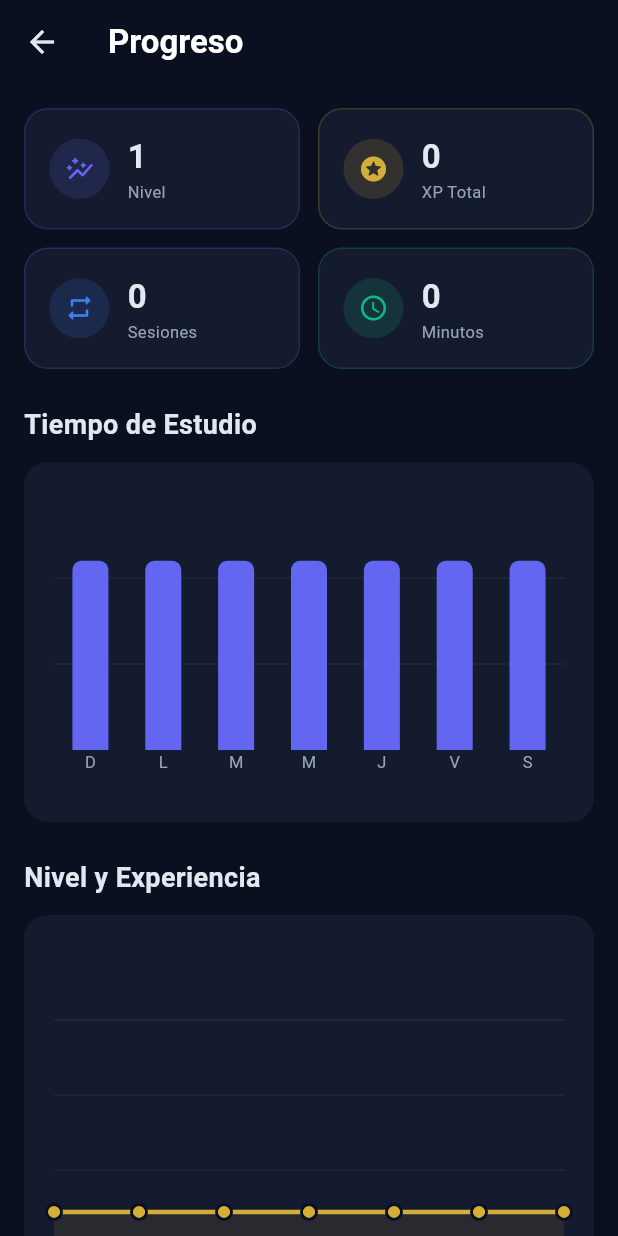
After one commit to leloms472-source/Leloms_app, a Flutter app: the AnalyticsPage screen opened directly, on a phone screen of 412 x 824 dp. The commit adds this screen. Run offline on Flutter 3.47's test engine with Material 3 defaults, Android fonts, the phone set to English and light mode, and no system bars; drawn by our look-alikes of fl_chart; our stand-ins replace cloud_firestore, firebase_auth, firebase_core, firebase_messaging, flutter_local_notifications, google_sign_in; accounts and stored records are empty.

Commit message:
feat: add Progress Analytics screen with daily study chart and XP chart

```diff
--- /dev/null
+++ b/lib/features/analytics/analytics_page.dart
@@ -0,0 +1,243 @@
+import 'dart:math';
+import 'package:fl_chart/fl_chart.dart';
+import 'package:flutter/material.dart';
+import 'package:provider/provider.dart';
+import '../../core/theme/app_colors.dart';
+import '../../providers/user_provider.dart';
+import '../../providers/study_provider.dart';
+
+class AnalyticsPage extends StatelessWidget {
+  const AnalyticsPage({super.key});
+
+  @override
+  Widget build(BuildContext context) {
+    final user = context.watch<UserProvider>();
+    final study = context.watch<StudyProvider>();
+
+    return Scaffold(
+      backgroundColor: AppColors.dark,
+      appBar: AppBar(
+        title: const Text('Progreso'),
+        backgroundColor: Colors.transparent,
+        elevation: 0,
+      ),
+      body: SingleChildScrollView(
+        padding: const EdgeInsets.all(16),
+        child: Column(
+          crossAxisAlignment: CrossAxisAlignment.start,
+          children: [
+            _buildOverviewCards(user, study),
+            const SizedBox(height: 24),
+            _buildSectionTitle('Tiempo de Estudio'),
+            const SizedBox(height: 12),
+            _buildStudyTimeChart(),
+            const SizedBox(height: 24),
+            _buildSectionTitle('Nivel y Experiencia'),
+            const SizedBox(height: 12),
+            _buildXpChart(),
+            const SizedBox(height: 24),
+            _buildSectionTitle('Resumen General'),
+            const SizedBox(height: 12),
+            _buildSummaryGrid(user, study),
+          ],
+        ),
+      ),
+    );
+  }
+
+  Widget _buildOverviewCards(UserProvider user, StudyProvider study) {
+    return Column(
+      children: [
+        Row(
+          children: [
+            Expanded(child: _buildStatCard('Nivel', '${user.level}', Icons.auto_graph_rounded, AppColors.primary)),
+            const SizedBox(width: 12),
+            Expanded(child: _buildStatCard('XP Total', '${user.currentXp}', Icons.stars_rounded, AppColors.gold)),
+          ],
+        ),
+        const SizedBox(height: 12),
+        Row(
+          children: [
+            Expanded(child: _buildStatCard('Sesiones', '${study.allTimeSessions}', Icons.repeat_rounded, AppColors.info)),
+            const SizedBox(width: 12),
+            Expanded(child: _buildStatCard('Minutos', '${study.allTimeMinutes}', Icons.access_time_rounded, AppColors.success)),
+          ],
+        ),
+      ],
+    );
+  }
+
+  Widget _buildStatCard(String label, String value, IconData icon, Color color) {
+    return Container(
+      padding: const EdgeInsets.all(16),
+      decoration: BoxDecoration(
+        color: AppColors.darkCard,
+        borderRadius: BorderRadius.circular(16),
+        border: Border.all(color: color.withValues(alpha: 0.2)),
+      ),
+      child: Row(
+        children: [
+          Container(
+            width: 40, height: 40,
+            decoration: BoxDecoration(shape: BoxShape.circle, color: color.withValues(alpha: 0.15)),
+            child: Icon(icon, color: color, size: 20),
+          ),
+          const SizedBox(width: 12),
+          Column(
+            crossAxisAlignment: CrossAxisAlignment.start,
+            children: [
+              Text(value, style: const TextStyle(fontSize: 22, fontWeight: FontWeight.bold, color: AppColors.lightText)),
+              Text(label, style: const TextStyle(fontSize: 11, color: AppColors.secondaryText)),
+            ],
+          ),
+        ],
+      ),
+    );
+  }
+
+  Widget _buildSectionTitle(String title) {
+    return Text(title, style: const TextStyle(fontSize: 18, fontWeight: FontWeight.bold, color: AppColors.lightText));
+  }
+
+  Widget _buildStudyTimeChart() {
+    final days = List.generate(7, (i) {
+      final day = DateTime.now().subtract(Duration(days: 6 - i));
+      final minutes = Random().nextInt(120) + 10;
+      return (day, minutes);
+    });
+
+    return Container(
+      padding: const EdgeInsets.all(20),
+      decoration: BoxDecoration(color: AppColors.darkCard, borderRadius: BorderRadius.circular(16)),
+      child: SizedBox(
+        height: 200,
+        child: BarChart(
+          BarChartData(
+            alignment: BarChartAlignment.spaceAround,
+            maxY: 150,
+            barTouchData: BarTouchData(enabled: true),
+            titlesData: FlTitlesData(
+              show: true,
+              bottomTitles: AxisTitles(
+                sideTitles: SideTitles(
+                  showTitles: true,
+                  reservedSize: 28,
+                  getTitlesWidget: (value, meta) {
+                    final idx = value.toInt();
+                    if (idx < 0 || idx >= days.length) return const SizedBox();
+                    final dayNames = ['L', 'M', 'M', 'J', 'V', 'S', 'D'];
+                    final weekDay = days[idx].$1.weekday - 1;
+                    return Text(dayNames[weekDay], style: const TextStyle(color: AppColors.secondaryText, fontSize: 11));
+                  },
+                ),
+              ),
+              leftTitles: AxisTitles(sideTitles: SideTitles(showTitles: false)),
+              topTitles: AxisTitles(sideTitles: SideTitles(showTitles: false)),
+              rightTitles: AxisTitles(sideTitles: SideTitles(showTitles: false)),
+            ),
+            gridData: FlGridData(
+              show: true,
+              drawVerticalLine: false,
+              horizontalInterval: 50,
+              getDrawingHorizontalLine: (value) => FlLine(color: AppColors.border.withValues(alpha: 0.3), strokeWidth: 1),
+            ),
+            borderData: FlBorderData(show: false),
+            barGroups: days.asMap().entries.map((entry) {
+              return BarChartGroupData(x: entry.key, barRods: [
+                BarChartRodData(
+                  toY: entry.value.$2.toDouble(),
+                  color: AppColors.primary,
+                  width: 24,
+                  borderRadius: const BorderRadius.vertical(top: Radius.circular(6)),
+                ),
+              ]);
+            }).toList(),
+          ),
+        ),
+      ),
+    );
+  }
+
+  Widget _buildXpChart() {
+    return Container(
+      padding: const EdgeInsets.all(20),
+      decoration: BoxDecoration(color: AppColors.darkCard, borderRadius: BorderRadius.circular(16)),
+      child: SizedBox(
+        height: 200,
+        child: LineChart(
+          LineChartData(
+            minX: 0,
+            maxX: 6,
+            minY: 0,
+            maxY: 100,
+            gridData: FlGridData(
+              show: true,
+              drawVerticalLine: false,
+              horizontalInterval: 25,
+              getDrawingHorizontalLine: (value) => FlLine(color: AppColors.border.withValues(alpha: 0.3), strokeWidth: 1),
+            ),
+            titlesData: FlTitlesData(
+              bottomTitles: AxisTitles(sideTitles: SideTitles(showTitles: false)),
+              leftTitles: AxisTitles(sideTitles: SideTitles(showTitles: false)),
+              topTitles: AxisTitles(sideTitles: SideTitles(showTitles: false)),
+              rightTitles: AxisTitles(sideTitles: SideTitles(showTitles: false)),
+            ),
+            borderData: FlBorderData(show: false),
+            lineBarsData: [
+              LineChartBarData(
+                spots: List.generate(7, (i) => FlSpot(i.toDouble(), Random().nextDouble() * 100)),
+                isCurved: true,
+                color: AppColors.gold,
+                barWidth: 3,
+                dotData: FlDotData(
+                  show: true,
+                  getDotPainter: (spot, percent, barData, index) => FlDotCirclePainter(
+                    radius: 4,
+                    color: AppColors.gold,
+                    strokeWidth: 2,
+                    strokeColor: AppColors.dark,
+                  ),
+                ),
+                belowBarData: BarAreaData(show: true, color: AppColors.gold.withValues(alpha: 0.1)),
+              ),
+            ],
+          ),
+        ),
+      ),
+    );
+  }
+
+  Widget _buildSummaryGrid(UserProvider user, StudyProvider study) {
+    return Container(
+      padding: const EdgeInsets.all(20),
+      decoration: BoxDecoration(color: AppColors.darkCard, borderRadius: BorderRadius.circular(16)),
+      child: Column(
+        children: [
+          _buildSummaryRow('Nivel Actual', '${user.level}', '${user.currentXp}/${user.nextLevelXp} XP'),
+          const Divider(color: AppColors.border, height: 24),
+          _buildSummaryRow('Sesiones Totales', '${study.allTimeSessions}', '${study.allTimeMinutes} min'),
+          const Divider(color: AppColors.border, height: 24),
+          _buildSummaryRow('Hoy', '${study.sessionsToday} sesiones', '${study.totalMinutesToday} min'),
+          const Divider(color: AppColors.border, height: 24),
+          _buildSummaryRow('Racha Actual', '${study.currentStreakDays} días', '${user.streak} en racha'),
+        ],
+      ),
+    );
+  }
+
+  Widget _buildSummaryRow(String label, String value, String subtitle) {
+    return Row(
+      mainAxisAlignment: MainAxisAlignment.spaceBetween,
+      children: [
+        Text(label, style: const TextStyle(color: AppColors.secondaryText, fontSize: 13)),
+        Column(
+          crossAxisAlignment: CrossAxisAlignment.end,
+          children: [
+            Text(value, style: const TextStyle(color: AppColors.lightText, fontWeight: FontWeight.bold, fontSize: 15)),
+            Text(subtitle, style: const TextStyle(color: AppColors.secondaryText, fontSize: 11)),
+          ],
+        ),
+      ],
+    );
+  }
+}
--- a/lib/features/home/home_page.dart
+++ b/lib/features/home/home_page.dart
@@ -11,6 +11,7 @@ import '../calendar/calendar_page.dart';
 import '../profile/profile_page.dart';
 import '../sanctuary/sanctuary_page.dart';
 import '../study/study_timer_page.dart';
+import '../analytics/analytics_page.dart';
 
 class HomePage extends StatefulWidget {
   const HomePage({super.key});
@@ -136,6 +137,7 @@ class _HomePageState extends State<HomePage> {
               ],
             ),
           ),
+          _buildDrawerItem(Icons.show_chart_rounded, 'Progreso', () => Navigator.push(context, MaterialPageRoute(builder: (_) => const AnalyticsPage()))),
           _buildDrawerItem(Icons.timer_rounded, 'Temporizador', () => Navigator.push(context, MaterialPageRoute(builder: (_) => const StudyTimerPage()))),
           _buildDrawerItem(Icons.pets_rounded, 'Santuario', () => Navigator.push(context, MaterialPageRoute(builder: (_) => const SanctuaryPage()))),
           _buildDrawerItem(Icons.school_rounded, 'Biblioteca', () => Navigator.push(context, MaterialPageRoute(builder: (_) => const LibraryPage()))),
--- a/pubspec.yaml
+++ b/pubspec.yaml
@@ -57,6 +57,7 @@ dependencies:
 
   # Provider para state management
   provider: ^6.1.1
+  fl_chart: ^0.70.2
 
 dev_dependencies:
   flutter_test:
```
Also changed, not shown: pubspec.lock.
